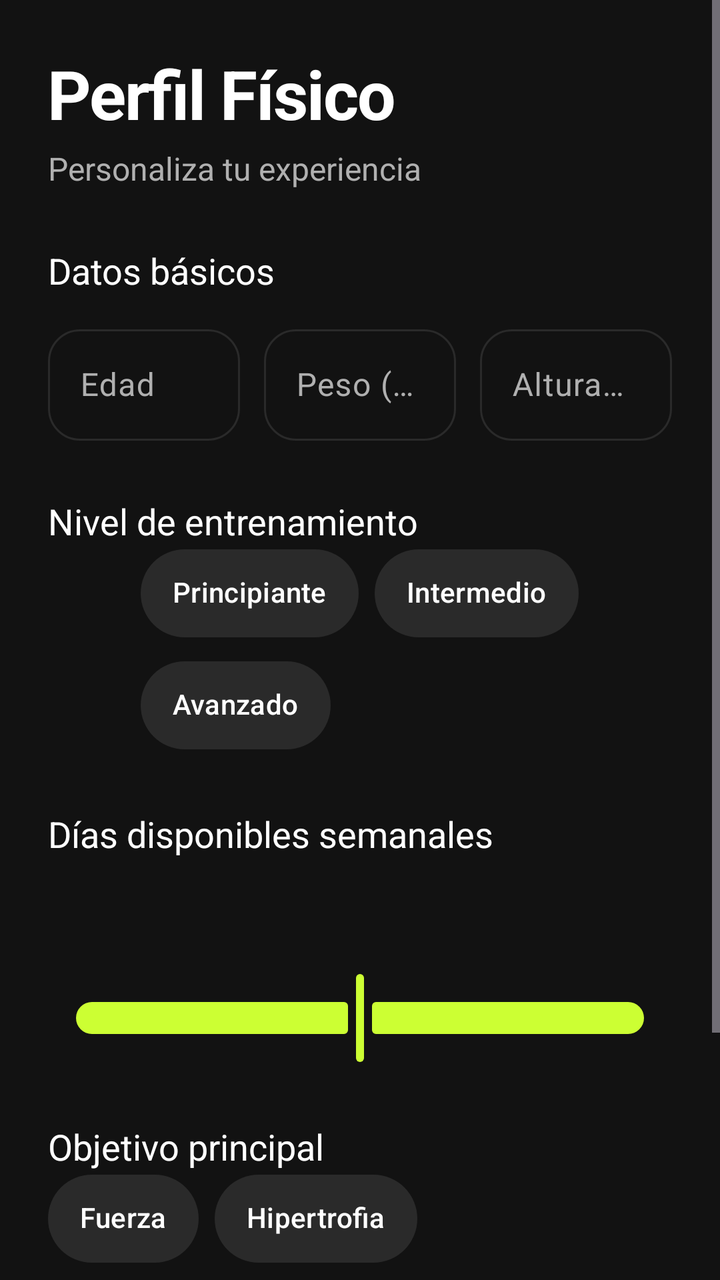
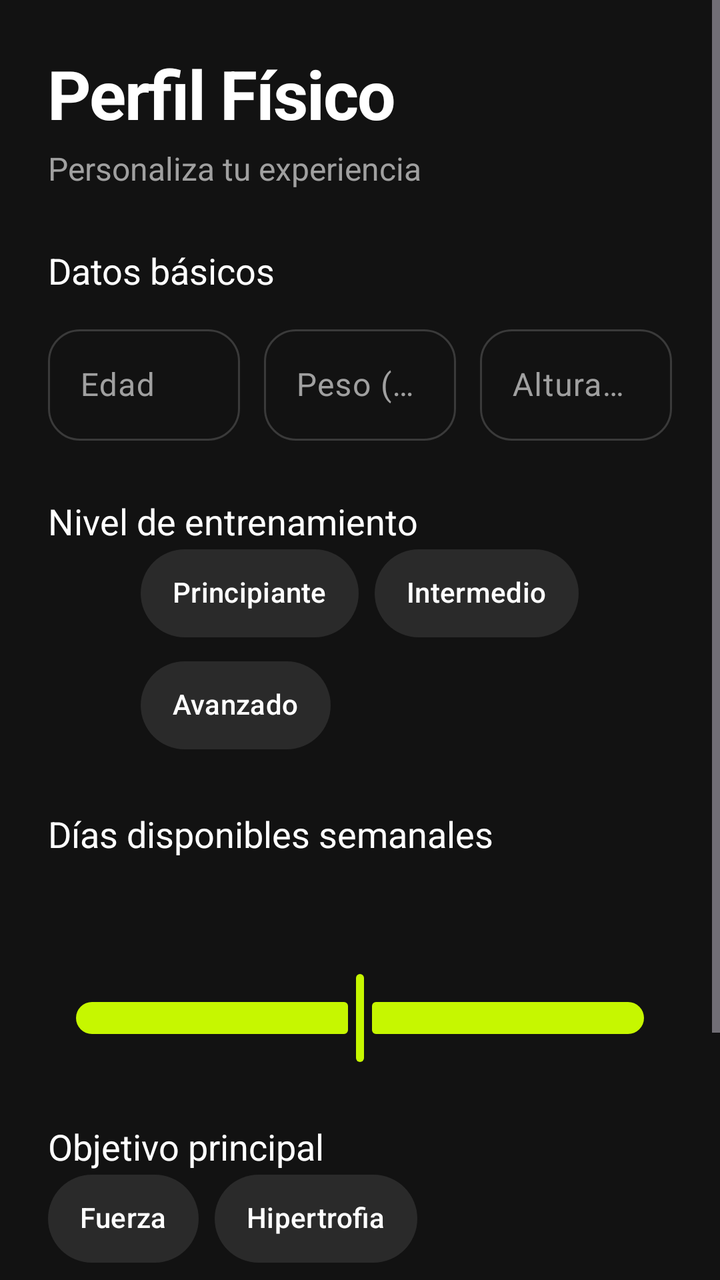

Screens rendered from an Android XML layout before and after an edit, with the pre-edit source and the edit as a unified diff.
<!-- AndroidManifest.xml: application theme Theme.GymMate -->
<!-- res/layout/activity_perfil_fisico.xml -->
<?xml version="1.0" encoding="utf-8"?>
<ScrollView xmlns:android="http://schemas.android.com/apk/res/android"
    xmlns:app="http://schemas.android.com/apk/res-auto"
    android:layout_width="match_parent"
    android:layout_height="match_parent"
    android:background="@color/gym_background">

    <LinearLayout
        android:layout_width="match_parent"
        android:layout_height="wrap_content"
        android:orientation="vertical"
        android:padding="24dp">

        
        <TextView
            android:layout_width="wrap_content"
            android:layout_height="wrap_content"
            android:text="@string/perfil_titulo"
            android:textColor="@color/gym_text_primary"
            android:textSize="34sp"
            android:textStyle="bold"
            android:letterSpacing="-0.02" />

        <TextView
            android:layout_width="wrap_content"
            android:layout_height="wrap_content"
            android:text="@string/perfil_subtitulo"
            android:textColor="@color/gym_text_secondary"
            android:textSize="16sp"
            android:layout_marginTop="4dp" />

        
        <TextView
            android:id="@+id/lblDatosBasicos"
            android:layout_width="wrap_content"
            android:layout_height="wrap_content"
            android:text="@string/perfil_datos_basicos"
            android:textColor="@color/gym_text_primary"
            android:textSize="18sp"
            android:layout_marginTop="28dp" />

        
        <LinearLayout
            android:layout_width="match_parent"
            android:layout_height="wrap_content"
            android:orientation="horizontal"
            android:layout_marginTop="12dp">

            <com.google.android.material.textfield.TextInputLayout
                style="@style/Widget.GymMate.TextInput"
                android:layout_width="0dp"
                android:layout_weight="1"
                android:layout_height="wrap_content"
                android:hint="@string/perfil_edad">
                <com.google.android.material.textfield.TextInputEditText
                    android:id="@+id/etEdad"
                    android:layout_width="match_parent"
                    android:layout_height="wrap_content"
                    android:inputType="number" />
            </com.google.android.material.textfield.TextInputLayout>

            <com.google.android.material.textfield.TextInputLayout
                style="@style/Widget.GymMate.TextInput"
                android:layout_width="0dp"
                android:layout_weight="1"
                android:layout_height="wrap_content"
                android:hint="@string/perfil_peso"
                android:layout_marginStart="12dp">
                <com.google.android.material.textfield.TextInputEditText
                    android:id="@+id/etPeso"
                    android:layout_width="match_parent"
                    android:layout_height="wrap_content"
                    android:inputType="numberDecimal" />
            </com.google.android.material.textfield.TextInputLayout>

            <com.google.android.material.textfield.TextInputLayout
                style="@style/Widget.GymMate.TextInput"
                android:layout_width="0dp"
                android:layout_weight="1"
                android:layout_height="wrap_content"
                android:hint="@string/perfil_altura"
                android:layout_marginStart="12dp">
                <com.google.android.material.textfield.TextInputEditText
                    android:id="@+id/etAltura"
                    android:layout_width="match_parent"
                    android:layout_height="wrap_content"
                    android:inputType="number" />
            </com.google.android.material.textfield.TextInputLayout>

        </LinearLayout>
        <TextView
            android:id="@+id/lblPerfilNivel"
            android:layout_width="wrap_content"
            android:layout_height="wrap_content"
            android:text="@string/perfil_nivel"
            android:textColor="@color/gym_text_primary"
            android:textSize="18sp"
            android:layout_marginTop="28dp" />

        <com.google.android.material.chip.ChipGroup
            android:layout_width="wrap_content"
            android:layout_height="wrap_content"
            android:layout_gravity="center_horizontal"
            app:selectionRequired="true"
            app:singleSelection="true"
            >


            <com.google.android.material.chip.Chip
                android:id="@+id/chipPrincipiante"
                style="@style/Widget.GymMate.Chip.Filter"
                android:layout_width="wrap_content"
                android:layout_height="wrap_content"
                android:text="@string/perfil_principiante"
                />

            <com.google.android.material.chip.Chip
                android:id="@+id/chipIntermedio"
                style="@style/Widget.GymMate.Chip.Filter"
                android:layout_width="wrap_content"
                android:layout_height="wrap_content"
                android:text="@string/perfil_intermedio"
                />

            <com.google.android.material.chip.Chip
                android:id="@+id/chipAvanzado"
                style="@style/Widget.GymMate.Chip.Filter"
                android:layout_width="wrap_content"
                android:layout_height="wrap_content"
                android:text="@string/perfil_avanzado" />
        </com.google.android.material.chip.ChipGroup>

        <TextView
            android:id="@+id/lblDiasDisponibles"
            android:layout_width="wrap_content"
            android:layout_height="wrap_content"
            android:text="@string/perfil_dias"
            android:textColor="@color/gym_text_primary"
            android:textSize="18sp"
            android:layout_marginTop="28dp" />

        <com.google.android.material.slider.Slider
            android:id="@+id/sliderDias"
            android:layout_width="match_parent"
            android:layout_height="wrap_content"
            android:layout_marginTop="24dp"
            android:valueFrom="1"
            android:valueTo="7"
            android:stepSize="1"
            android:value="4"
            app:labelBehavior="visible"
            app:tickVisible="true" />

        <TextView
            android:id="@+id/lblObjetivo"
            android:layout_width="wrap_content"
            android:layout_height="wrap_content"
            android:text="@string/perfil_objetivo"
            android:textColor="@color/gym_text_primary"
            android:textSize="18sp"
            android:layout_marginTop="28dp" />
        <com.google.android.material.chip.ChipGroup
            android:layout_width="match_parent"
            android:layout_height="wrap_content"
            android:layout_gravity="center_horizontal"
            app:selectionRequired="true"
            app:singleSelection="true">

            <com.google.android.material.chip.Chip
                android:id="@+id/chipFuerza"
                style="@style/Widget.GymMate.Chip.Filter"
                android:layout_width="wrap_content"
                android:layout_height="wrap_content"
                android:text="@string/perfil_fuerza"
                />
            <com.google.android.material.chip.Chip
                android:id="@+id/chipHipertrofia"
                style="@style/Widget.GymMate.Chip.Filter"
                android:layout_width="wrap_content"
                android:layout_height="wrap_content"
                android:text="@string/perfil_hipertrofia"
                />
            <com.google.android.material.chip.Chip
                android:id="@+id/chipAcondicionamiento"
                style="@style/Widget.GymMate.Chip.Filter"
                android:layout_width="wrap_content"
                android:layout_height="wrap_content"
                android:text="@string/perfil_acondicionamiento"
                />
        </com.google.android.material.chip.ChipGroup>

        <Button
            android:id="@+id/btnGuardarPerfil"
            android:layout_width="match_parent"
            android:layout_height="wrap_content"
            android:layout_marginTop="32dp"
            android:backgroundTint="@color/gym_lime"
            android:text="@string/btn_guardar_continuar"
            android:textColor="@color/black" />


    </LinearLayout>

</ScrollView>
<!-- resources referenced by this layout -->
<resources>
  <color name="black">#FF000000</color>
  <color name="gym_background">#FF121212</color>
  <color name="gym_lime">#FFCCFF33</color>
  <color name="gym_text_primary">#FFFFFFFF</color>
  <color name="gym_text_secondary">#FFB0B0B0</color>
  <string name="btn_guardar_continuar">GUARDAR Y CONTINUAR</string>
  <string name="perfil_acondicionamiento">Acondicionamiento</string>
  <string name="perfil_altura">Altura (cm)</string>
  <string name="perfil_avanzado">Avanzado</string>
  <string name="perfil_datos_basicos">Datos básicos</string>
  <string name="perfil_dias">Días disponibles semanales</string>
  <string name="perfil_edad">Edad</string>
  <string name="perfil_fuerza">Fuerza</string>
  <string name="perfil_hipertrofia">Hipertrofia</string>
  <string name="perfil_intermedio">Intermedio</string>
  <string name="perfil_nivel">Nivel de entrenamiento</string>
  <string name="perfil_objetivo">Objetivo principal</string>
  <string name="perfil_peso">Peso (kg)</string>
  <string name="perfil_principiante">Principiante</string>
  <string name="perfil_subtitulo">Personaliza tu experiencia</string>
  <string name="perfil_titulo">Perfil Físico</string>
  <style name="Widget.GymMate.Chip.Filter" parent="Widget.Material3.Chip.Filter">
          <item name="chipSurfaceColor">@android:color/transparent</item>
          <item name="chipBackgroundColor">@color/chip_bg</item>
          <item name="chipStrokeColor">@color/chip_stroke</item>
          <item name="chipStrokeWidth">1dp</item>
          <item name="android:textColor">@color/chip_text</item>
          <item name="checkedIconVisible">false</item>
          <item name="chipMinHeight">44dp</item>
          <item name="chipCornerRadius">22dp</item>
  
      </style>
  <style name="Widget.GymMate.TextInput" parent="Widget.Material3.TextInputLayout.OutlinedBox">
          <item name="boxCornerRadiusTopStart">16dp</item>
          <item name="boxCornerRadiusTopEnd">16dp</item>
          <item name="boxCornerRadiusBottomStart">16dp</item>
          <item name="boxCornerRadiusBottomEnd">16dp</item>
      </style>
  <style name="Theme.GymMate" parent="Base.Theme.GymMate" />
  <style name="Base.Theme.GymMate" parent="Theme.Material3.Dark.NoActionBar">
          <item name="colorPrimary">@color/gym_lime</item>
          <item name="colorOnPrimary">@color/black</item>
  
          <item name="colorSecondaryContainer">@color/gym_lime</item>
          <item name="colorOnSecondaryContainer">@color/black</item>
          <item name="colorOutline">@color/gym_surface_variant</item>
  
          <item name="colorSurface">@color/gym_surface</item>
          <item name="colorOnSurface">@color/gym_text_primary</item>
          <item name="colorSurfaceVariant">@color/gym_surface_variant</item>
          <item name="colorOnSurfaceVariant">@color/gym_text_secondary</item>
          <item name="android:colorBackground">@color/gym_background</item>
      </style>
  <color name="gym_surface_variant">#FF2A2A2A</color>
  <color name="gym_surface">#FF1E1E1E</color>
</resources>

<!-- the commit's change to res/layout/activity_perfil_fisico.xml (unified diff, before → after) -->
@@ -3,7 +3,7 @@
     xmlns:app="http://schemas.android.com/apk/res-auto"
     android:layout_width="match_parent"
     android:layout_height="match_parent"
-    android:background="@color/gym_background">
+    android:background="@color/gm_background">
 
     <LinearLayout
         android:layout_width="match_parent"
@@ -16,7 +16,7 @@
             android:layout_width="wrap_content"
             android:layout_height="wrap_content"
             android:text="@string/perfil_titulo"
-            android:textColor="@color/gym_text_primary"
+            android:textColor="@color/gm_text"
             android:textSize="34sp"
             android:textStyle="bold"
             android:letterSpacing="-0.02" />
@@ -25,7 +25,7 @@
             android:layout_width="wrap_content"
             android:layout_height="wrap_content"
             android:text="@string/perfil_subtitulo"
-            android:textColor="@color/gym_text_secondary"
+            android:textColor="@color/gm_text_secondary"
             android:textSize="16sp"
             android:layout_marginTop="4dp" />
 
@@ -35,7 +35,7 @@
             android:layout_width="wrap_content"
             android:layout_height="wrap_content"
             android:text="@string/perfil_datos_basicos"
-            android:textColor="@color/gym_text_primary"
+            android:textColor="@color/gm_text"
             android:textSize="18sp"
             android:layout_marginTop="28dp" />
 
@@ -93,7 +93,7 @@
             android:layout_width="wrap_content"
             android:layout_height="wrap_content"
             android:text="@string/perfil_nivel"
-            android:textColor="@color/gym_text_primary"
+            android:textColor="@color/gm_text"
             android:textSize="18sp"
             android:layout_marginTop="28dp" />
 
@@ -135,7 +135,7 @@
             android:layout_width="wrap_content"
             android:layout_height="wrap_content"
             android:text="@string/perfil_dias"
-            android:textColor="@color/gym_text_primary"
+            android:textColor="@color/gm_text"
             android:textSize="18sp"
             android:layout_marginTop="28dp" />
 
@@ -156,7 +156,7 @@
             android:layout_width="wrap_content"
             android:layout_height="wrap_content"
             android:text="@string/perfil_objetivo"
-            android:textColor="@color/gym_text_primary"
+            android:textColor="@color/gm_text"
             android:textSize="18sp"
             android:layout_marginTop="28dp" />
         <com.google.android.material.chip.ChipGroup
@@ -194,9 +194,9 @@
             android:layout_width="match_parent"
             android:layout_height="wrap_content"
             android:layout_marginTop="32dp"
-            android:backgroundTint="@color/gym_lime"
+            android:backgroundTint="@color/gm_primary"
             android:text="@string/btn_guardar_continuar"
-            android:textColor="@color/black" />
+            android:textColor="@color/gm_on_primary" />
 
 
     </LinearLayout>
<!-- resource entries referenced after the edit -->
@@ -1,10 +1,10 @@
 <!-- resources referenced by this layout -->
 <resources>
-  <color name="black">#FF000000</color>
-  <color name="gym_background">#FF121212</color>
-  <color name="gym_lime">#FFCCFF33</color>
-  <color name="gym_text_primary">#FFFFFFFF</color>
-  <color name="gym_text_secondary">#FFB0B0B0</color>
+  <color name="gm_background">#121212</color>
+  <color name="gm_on_primary">#121212</color>
+  <color name="gm_primary">#C6F700</color>
+  <color name="gm_text">#FFFFFF</color>
+  <color name="gm_text_secondary">#A0A0A0</color>
   <string name="btn_guardar_continuar">GUARDAR Y CONTINUAR</string>
   <string name="perfil_acondicionamiento">Acondicionamiento</string>
   <string name="perfil_altura">Altura (cm)</string>
@@ -40,20 +40,21 @@
       </style>
   <style name="Theme.GymMate" parent="Base.Theme.GymMate" />
   <style name="Base.Theme.GymMate" parent="Theme.Material3.Dark.NoActionBar">
-          <item name="colorPrimary">@color/gym_lime</item>
-          <item name="colorOnPrimary">@color/black</item>
+          <item name="colorPrimary">@color/gm_primary</item>
+          <item name="colorOnPrimary">@color/gm_on_primary</item>
   
-          <item name="colorSecondaryContainer">@color/gym_lime</item>
-          <item name="colorOnSecondaryContainer">@color/black</item>
-          <item name="colorOutline">@color/gym_surface_variant</item>
+          <item name="colorSecondaryContainer">@color/gm_primary</item>
+          <item name="colorOnSecondaryContainer">@color/gm_on_primary</item>
+          <item name="colorOutline">@color/gm_stroke</item>
   
-          <item name="colorSurface">@color/gym_surface</item>
-          <item name="colorOnSurface">@color/gym_text_primary</item>
-          <item name="colorSurfaceVariant">@color/gym_surface_variant</item>
-          <item name="colorOnSurfaceVariant">@color/gym_text_secondary</item>
-          <item name="android:colorBackground">@color/gym_background</item>
+          <item name="colorSurface">@color/gm_surface</item>
+          <item name="colorOnSurface">@color/gm_text</item>
+          <item name="colorSurfaceVariant">@color/gm_surface_variant</item>
+          <item name="colorOnSurfaceVariant">@color/gm_text_secondary</item>
+          <item name="android:colorBackground">@color/gm_background</item>
       </style>
-  <color name="gym_surface_variant">#FF2A2A2A</color>
-  <color name="gym_surface">#FF1E1E1E</color>
+  <color name="gm_stroke">#3A3A3A</color>
+  <color name="gm_surface">#1E1E1E</color>
+  <color name="gm_surface_variant">#2A2A2A</color>
 </resources>
 
